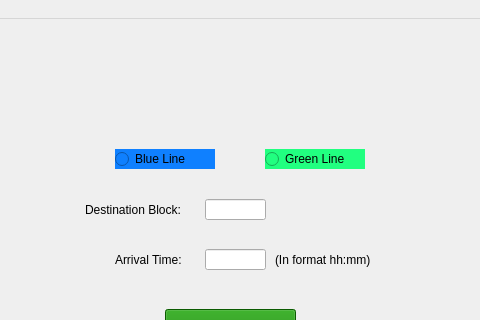
Before: the Qt Designer form UI/CTC/UI/ctc_dispatch_train.ui in aet37/ECE1140-Project, drawn with Qt 5; both pictures show x 165 to 645 and y 0 to 320 of the 800 by 600 pixel window.
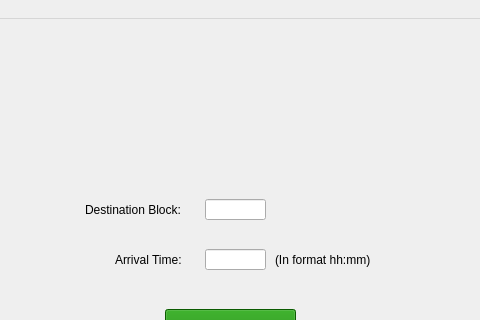
After: the same form once the commit is applied.

```diff
--- a/UI/CTC/UI/ctc_dispatch_train.ui
+++ b/UI/CTC/UI/ctc_dispatch_train.ui
@@ -113,36 +113,17 @@
      <string>(In format hh:mm)</string>
     </property>
    </widget>
-   <widget class="QRadioButton" name="BlueLineRadio">
+   <widget class="QLabel" name="ConfirmationLabel">
     <property name="geometry">
      <rect>
-      <x>280</x>
-      <y>130</y>
-      <width>100</width>
-      <height>20</height>
+      <x>250</x>
+      <y>370</y>
+      <width>311</width>
+      <height>21</height>
      </rect>
     </property>
-    <property name="styleSheet">
-     <string notr="true">background-color: rgb(15, 128, 255);</string>
-    </property>
     <property name="text">
-     <string>Blue Line</string>
-    </property>
-   </widget>
-   <widget class="QRadioButton" name="GreenLineRadio">
-    <property name="geometry">
-     <rect>
-      <x>430</x>
-      <y>130</y>
-      <width>100</width>
-      <height>20</height>
-     </rect>
-    </property>
-    <property name="styleSheet">
-     <string notr="true">background-color: rgb(33, 255, 128);</string>
-    </property>
-    <property name="text">
-     <string>Green Line</string>
+     <string/>
     </property>
    </widget>
   </widget>
```
